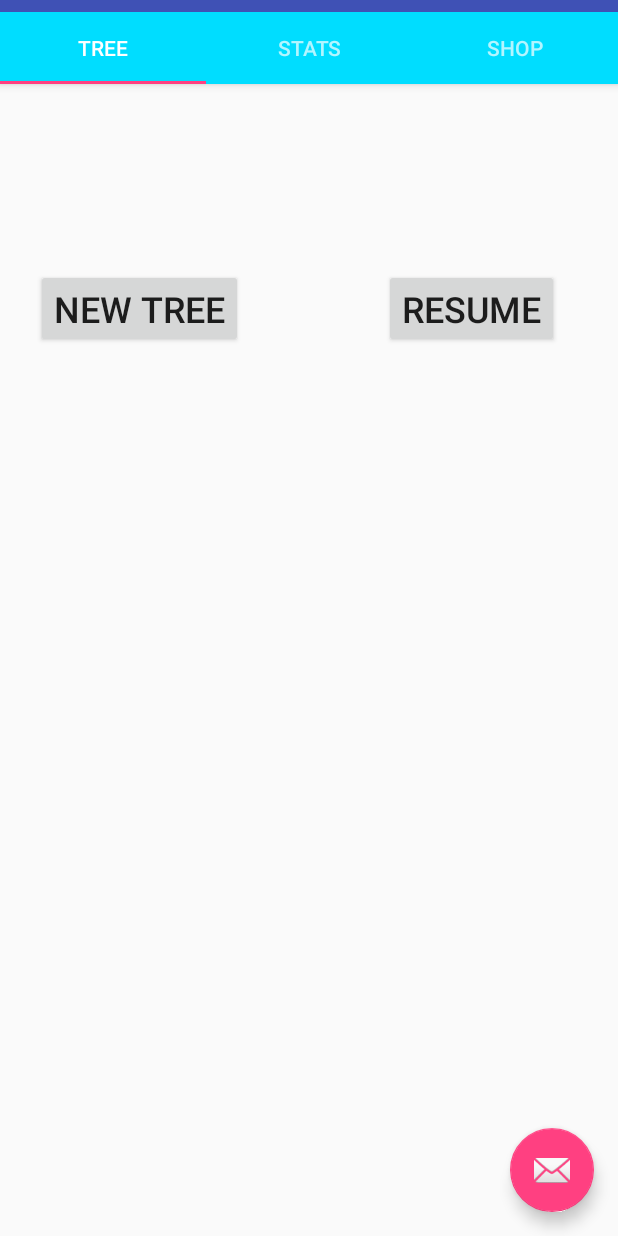
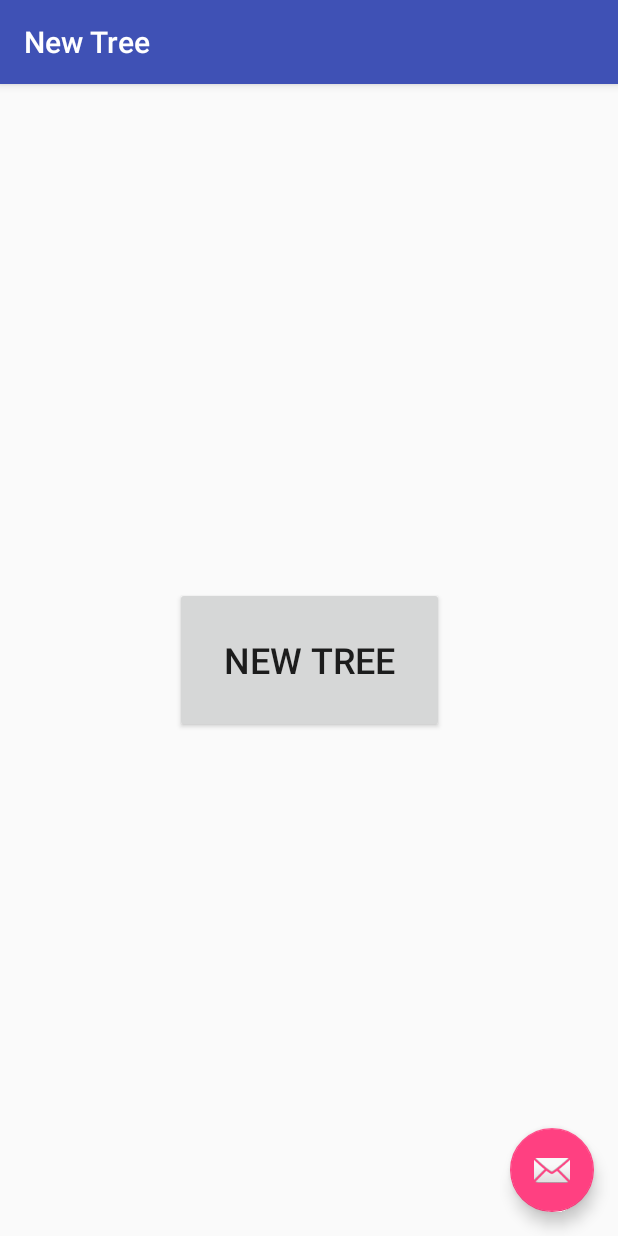
Before and after one commit to Pihlqvist/project_arbor, an Android app: the screen it shows after launch (MainUIActivity before the commit, NewTreeActivity after it), on a phone screen of 412 x 824 dp. Run offline under Robolectric (Android 15) with nearby library versions, the light colour scheme and no system bars.

Commit message:
Added new Activity: NewTreeActivity

```diff
--- a/app/src/main/AndroidManifest.xml
+++ b/app/src/main/AndroidManifest.xml
@@ -36,6 +36,11 @@
                 <category android:name="android.intent.category.LAUNCHER" />
             </intent-filter>
         </activity>
+
+        <activity
+            android:name=".NewTreeActivity"
+            android:label="New Tree"
+            android:theme="@style/AppTheme.NoActionBar"></activity>
     </application>
 
 </manifest>
--- a/app/src/main/java/se/kth/projectarbor/project_arbor/MainUIActivity.java
+++ b/app/src/main/java/se/kth/projectarbor/project_arbor/MainUIActivity.java
@@ -1,5 +1,6 @@
 package se.kth.projectarbor.project_arbor;
 
+import android.content.Intent;
 import android.support.design.widget.TabLayout;
 import android.support.design.widget.FloatingActionButton;
 import android.support.design.widget.Snackbar;
@@ -20,6 +21,7 @@ import android.view.ViewGroup;
 import android.widget.TextView;
 
 public class MainUIActivity extends AppCompatActivity {
+    private boolean isTreeDead = true;
 
     /**
      * The {@link android.support.v4.view.PagerAdapter} that will provide
@@ -40,6 +42,18 @@ public class MainUIActivity extends AppCompatActivity {
     protected void onCreate(Bundle savedInstanceState) {
         super.onCreate(savedInstanceState);
         setContentView(R.layout.activity_main_ui);
+
+        Intent intent = this.getIntent();
+        if (intent.getExtras() != null) {
+            isTreeDead = intent.getExtras().getBoolean("New_tree_created");
+        }
+
+        //open create new tree activity if no tree exists
+        if (isTreeDead) {
+            Intent myIntent = new Intent(MainUIActivity.this, NewTreeActivity.class);
+            MainUIActivity.this.startActivity(myIntent);
+        }
+
 
         // Create the adapter that will return a fragment for each of the three
         // primary sections of the activity.
@@ -108,4 +122,7 @@ public class MainUIActivity extends AppCompatActivity {
             return null;
         }
     }
+    @Override
+    public void onBackPressed() {
+    }
 }
--- /dev/null
+++ b/app/src/main/java/se/kth/projectarbor/project_arbor/NewTreeActivity.java
@@ -0,0 +1,39 @@
+package se.kth.projectarbor.project_arbor;
+import android.content.Intent;
+import android.view.View;
+import android.os.Bundle;
+
+import android.support.v7.app.AppCompatActivity;
+import android.support.v7.widget.Toolbar;
+import android.view.View;
+import android.widget.Button;
+import android.view.View.OnClickListener;
+
+import se.kth.projectarbor.project_arbor.MainUIActivity;
+
+public class NewTreeActivity extends AppCompatActivity {
+
+    @Override
+    protected void onCreate(Bundle savedInstanceState) {
+        super.onCreate(savedInstanceState);
+        setContentView(R.layout.activity_new_tree);
+        Toolbar toolbar = (Toolbar) findViewById(R.id.toolbar);
+        setSupportActionBar(toolbar);
+
+
+        final Button button = (Button) findViewById(R.id.new_tree);
+        button.setOnClickListener(new View.OnClickListener() {
+            public void onClick(View v) {
+                Intent myIntent = new Intent(NewTreeActivity.this, MainUIActivity.class);
+                myIntent.putExtra("New_tree_created", false);
+                NewTreeActivity.this.startActivity(myIntent);
+            }
+        });
+    }
+
+    @Override
+    public void onBackPressed() {
+        //super.onBackPressed();
+    }
+
+}
--- a/app/src/main/java/se/kth/projectarbor/project_arbor/Tab2.java
+++ b/app/src/main/java/se/kth/projectarbor/project_arbor/Tab2.java
@@ -12,9 +12,8 @@ import android.view.ViewGroup;
  */
 
 public class Tab2 extends Fragment {
-    @Nullable
     @Override
-    public View onCreateView(LayoutInflater inflater, @Nullable ViewGroup container, Bundle savedInstanceState) {
+    public View onCreateView(LayoutInflater inflater, ViewGroup container, Bundle savedInstanceState) {
         return inflater.inflate(R.layout.tab2, container, false);
     }
 }
--- a/app/src/main/java/se/kth/projectarbor/project_arbor/Tab3.java
+++ b/app/src/main/java/se/kth/projectarbor/project_arbor/Tab3.java
@@ -12,9 +12,8 @@ import android.view.ViewGroup;
  */
 
 public class Tab3 extends Fragment {
-    @Nullable
     @Override
-    public View onCreateView(LayoutInflater inflater, @Nullable ViewGroup container, Bundle savedInstanceState) {
+    public View onCreateView(LayoutInflater inflater, ViewGroup container, Bundle savedInstanceState) {
         return inflater.inflate(R.layout.tab3, container, false);
     }
 }
--- /dev/null
+++ b/app/src/main/res/layout/activity_new_tree.xml
@@ -0,0 +1,44 @@
+<?xml version="1.0" encoding="utf-8"?>
+<android.support.design.widget.CoordinatorLayout xmlns:android="http://schemas.android.com/apk/res/android"
+    xmlns:app="http://schemas.android.com/apk/res-auto"
+    xmlns:tools="http://schemas.android.com/tools"
+    android:layout_width="match_parent"
+    android:layout_height="match_parent"
+    tools:context="se.kth.projectarbor.project_arbor.NewTreeActivity">
+
+    <android.support.design.widget.AppBarLayout
+        android:layout_width="match_parent"
+        android:layout_height="wrap_content"
+        android:theme="@style/AppTheme.AppBarOverlay">
+
+        <android.support.v7.widget.Toolbar
+            android:id="@+id/toolbar"
+            android:layout_width="match_parent"
+            android:layout_height="?attr/actionBarSize"
+            android:background="?attr/colorPrimary"
+            app:popupTheme="@style/AppTheme.PopupOverlay" />
+
+    </android.support.design.widget.AppBarLayout>
+
+    <include layout="@layout/content_new_tree"
+        android:id="@+id/include2" />
+
+    <android.support.design.widget.FloatingActionButton
+        android:id="@+id/fab"
+        android:layout_width="wrap_content"
+        android:layout_height="wrap_content"
+        android:layout_gravity="bottom|end"
+        android:layout_margin="@dimen/fab_margin"
+        app:srcCompat="@android:drawable/ic_dialog_email" />
+
+    <Button
+        android:id="@+id/new_tree"
+        android:layout_width="179dp"
+        android:layout_height="97dp"
+        android:layout_gravity="center_vertical|center_horizontal"
+        android:text="New tree"
+        android:textSize="24sp"
+        app:layout_anchor="@+id/include2"
+        app:layout_anchorGravity="center_vertical|center_horizontal" />
+
+</android.support.design.widget.CoordinatorLayout>
--- /dev/null
+++ b/app/src/main/res/layout/content_new_tree.xml
@@ -0,0 +1,11 @@
+<?xml version="1.0" encoding="utf-8"?>
+<android.support.constraint.ConstraintLayout xmlns:android="http://schemas.android.com/apk/res/android"
+    xmlns:app="http://schemas.android.com/apk/res-auto"
+    xmlns:tools="http://schemas.android.com/tools"
+    android:layout_width="match_parent"
+    android:layout_height="match_parent"
+    app:layout_behavior="@string/appbar_scrolling_view_behavior"
+    tools:context="se.kth.projectarbor.project_arbor.NewTreeActivity"
+    tools:showIn="@layout/activity_new_tree">
+
+</android.support.constraint.ConstraintLayout>
```
